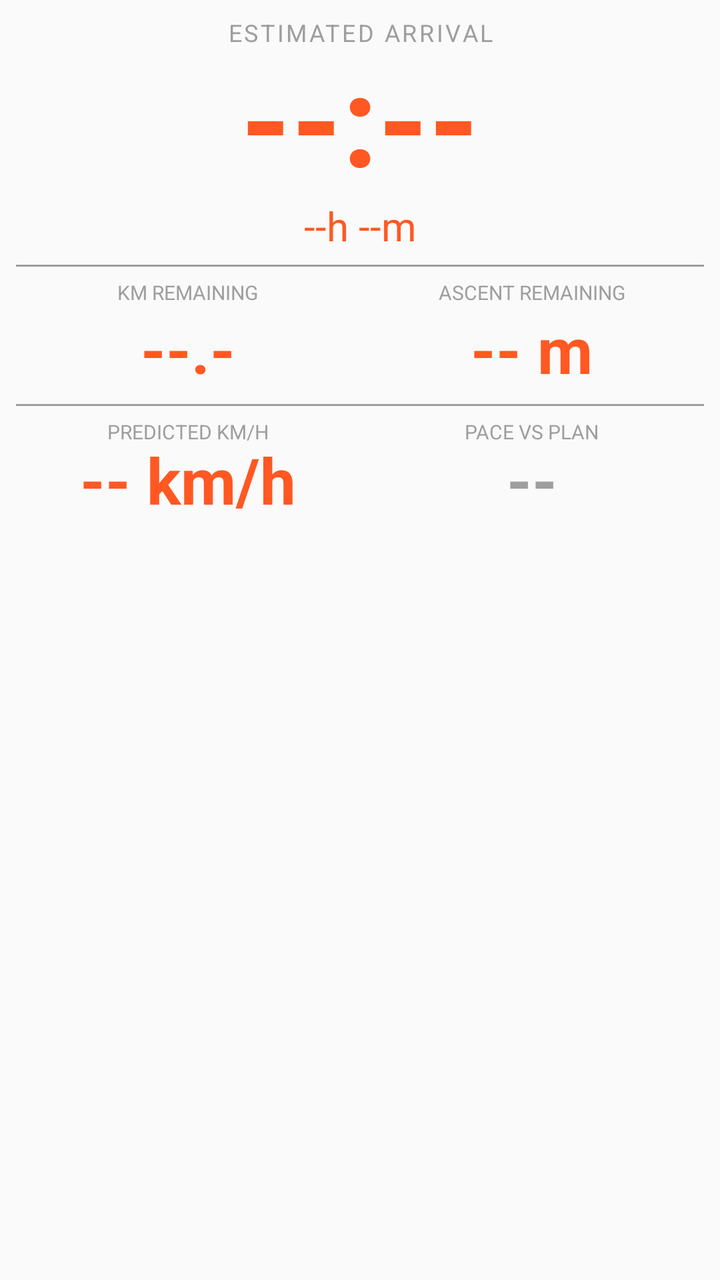
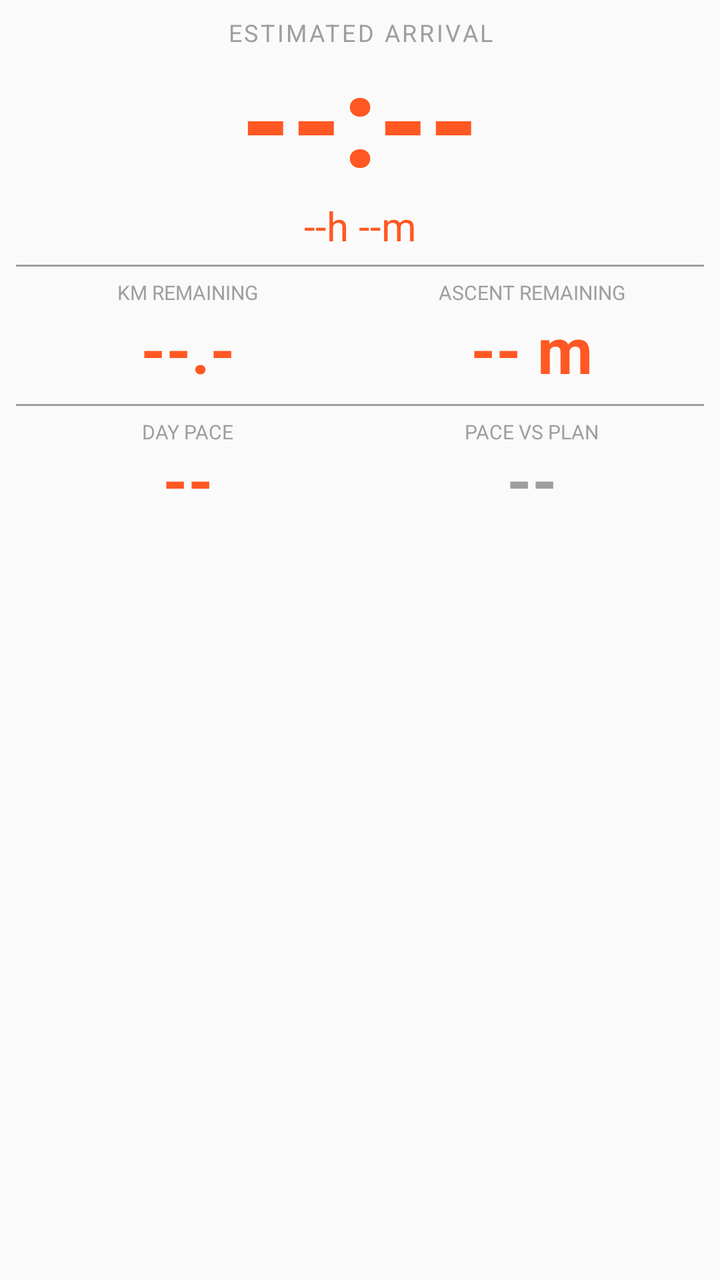

Two renders of the same Android screen: before a commit and after it. Below are the layout's source before the change and the commit's diff.
<!-- AndroidManifest.xml: application theme Theme.AppCompat.DayNight.NoActionBar -->
<!-- res/layout/view_eta_master_plain.xml -->
<?xml version="1.0" encoding="utf-8"?>
<LinearLayout xmlns:android="http://schemas.android.com/apk/res/android"
    android:id="@+id/root_master"
    android:layout_width="match_parent"
    android:layout_height="match_parent"
    android:background="@android:color/transparent"
    android:orientation="vertical"
    android:padding="8dp">

    
    <TextView
        android:id="@+id/tv_master_lbl_eta"
        android:layout_width="match_parent"
        android:layout_height="wrap_content"
        android:text="ESTIMATED ARRIVAL"
        android:textColor="#9E9E9E"
        android:textSize="12sp"
        android:gravity="center"
        android:letterSpacing="0.1" />

    <TextView
        android:id="@+id/tv_master_eta"
        android:layout_width="match_parent"
        android:layout_height="wrap_content"
        android:text="--:--"
        android:textColor="#FF5823"
        android:textSize="64sp"
        android:textStyle="bold"
        android:gravity="center"
        android:includeFontPadding="false" />

    <TextView
        android:id="@+id/tv_master_remaining"
        android:layout_width="match_parent"
        android:layout_height="wrap_content"
        android:text="--h --m"
        android:textColor="#FF5823"
        android:textSize="20sp"
        android:gravity="center" />

    
    <TextView
        android:id="@+id/tv_master_div1"
        android:layout_width="match_parent"
        android:layout_height="1dp"
        android:layout_marginTop="6dp"
        android:layout_marginBottom="6dp"
        android:background="#9E9E9E" />

    
    <LinearLayout
        android:layout_width="match_parent"
        android:layout_height="wrap_content"
        android:orientation="horizontal"
        android:baselineAligned="false">

        <LinearLayout
            android:layout_width="0dp"
            android:layout_height="wrap_content"
            android:layout_weight="1"
            android:orientation="vertical"
            android:gravity="center">
            <TextView android:id="@+id/tv_master_lbl_km" android:layout_width="wrap_content" android:layout_height="wrap_content" android:text="KM REMAINING" android:textColor="#9E9E9E" android:textSize="10sp" />
            <TextView android:id="@+id/tv_master_km" android:layout_width="wrap_content" android:layout_height="wrap_content" android:text="--.-" android:textColor="#FF5823" android:textSize="32sp" android:textStyle="bold" />
        </LinearLayout>

        <LinearLayout
            android:layout_width="0dp"
            android:layout_height="wrap_content"
            android:layout_weight="1"
            android:orientation="vertical"
            android:gravity="center">
            <TextView android:id="@+id/tv_master_lbl_ascent" android:layout_width="wrap_content" android:layout_height="wrap_content" android:text="ASCENT REMAINING" android:textColor="#9E9E9E" android:textSize="10sp" />
            <TextView android:id="@+id/tv_master_ascent" android:layout_width="wrap_content" android:layout_height="wrap_content" android:text="-- m" android:textColor="#FF5823" android:textSize="32sp" android:textStyle="bold" />
        </LinearLayout>
    </LinearLayout>

    
    <TextView
        android:id="@+id/tv_master_div2"
        android:layout_width="match_parent"
        android:layout_height="1dp"
        android:layout_marginTop="6dp"
        android:layout_marginBottom="6dp"
        android:background="#9E9E9E" />

    
    <LinearLayout
        android:layout_width="match_parent"
        android:layout_height="wrap_content"
        android:orientation="horizontal"
        android:baselineAligned="false">

        <LinearLayout
            android:layout_width="0dp"
            android:layout_height="wrap_content"
            android:layout_weight="1"
            android:orientation="vertical"
            android:gravity="center">
            <TextView android:id="@+id/tv_master_lbl_avgspeed" android:layout_width="wrap_content" android:layout_height="wrap_content" android:text="PREDICTED KM/H" android:textColor="#9E9E9E" android:textSize="10sp" />
            <TextView android:id="@+id/tv_master_avgspeed" android:layout_width="wrap_content" android:layout_height="wrap_content" android:text="-- km/h" android:textColor="#FF5823" android:textSize="32sp" android:textStyle="bold" android:includeFontPadding="false" />
        </LinearLayout>

        <LinearLayout
            android:layout_width="0dp"
            android:layout_height="wrap_content"
            android:layout_weight="1"
            android:orientation="vertical"
            android:gravity="center">
            <TextView android:id="@+id/tv_master_lbl_delta" android:layout_width="wrap_content" android:layout_height="wrap_content" android:text="PACE VS PLAN" android:textColor="#9E9E9E" android:textSize="10sp" />
            <TextView android:id="@+id/tv_master_delta" android:layout_width="wrap_content" android:layout_height="wrap_content" android:text="--" android:textColor="#9E9E9E" android:textSize="32sp" android:textStyle="bold" android:includeFontPadding="false" />
        </LinearLayout>
    </LinearLayout>

</LinearLayout>
<!-- resources referenced by this layout -->
<resources>

</resources>

<!-- the commit's change to res/layout/view_eta_master_plain.xml (unified diff, before → after) -->
@@ -97,8 +97,8 @@
             android:layout_weight="1"
             android:orientation="vertical"
             android:gravity="center">
-            <TextView android:id="@+id/tv_master_lbl_avgspeed" android:layout_width="wrap_content" android:layout_height="wrap_content" android:text="PREDICTED KM/H" android:textColor="#9E9E9E" android:textSize="10sp" />
-            <TextView android:id="@+id/tv_master_avgspeed" android:layout_width="wrap_content" android:layout_height="wrap_content" android:text="-- km/h" android:textColor="#FF5823" android:textSize="32sp" android:textStyle="bold" android:includeFontPadding="false" />
+            <TextView android:id="@+id/tv_master_lbl_avgspeed" android:layout_width="wrap_content" android:layout_height="wrap_content" android:text="DAY PACE" android:textColor="#9E9E9E" android:textSize="10sp" />
+            <TextView android:id="@+id/tv_master_avgspeed" android:layout_width="wrap_content" android:layout_height="wrap_content" android:text="--" android:textColor="#FF5823" android:textSize="32sp" android:textStyle="bold" android:includeFontPadding="false" />
         </LinearLayout>
 
         <LinearLayout
